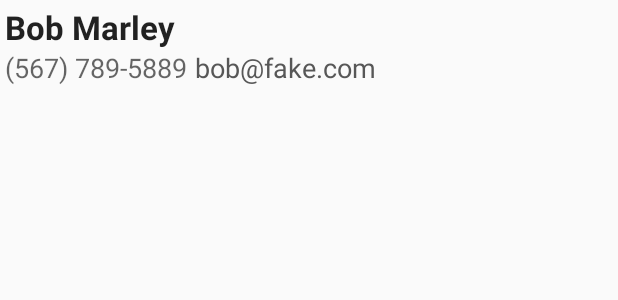
After one commit to olevitsky/friendsTime, an Android app: the layout adapter_contact_item.xml on its own in the app's theme, with its tools: preview values and no code run, on a phone screen of 412 x 824 dp. The commit adds this screen. Shown: the top 300 px of the screen. Run offline under Robolectric (Android 15) with nearby library versions, the phone set to English and light mode, and no system bars.

Commit message:
Added fetching from contact list (To do - add async fetching and progress bar)

```diff
--- /dev/null
+++ b/FriendsTime/app/src/main/res/layout/adapter_contact_item.xml
@@ -0,0 +1,39 @@
+<?xml version="1.0" encoding="utf-8"?>
+<RelativeLayout xmlns:android="http://schemas.android.com/apk/res/android"
+    android:layout_width="match_parent"
+    android:padding="3dp"
+    android:layout_height="match_parent" >
+
+    <TextView
+        android:id="@+id/tvContactName"
+        android:layout_width="wrap_content"
+        android:layout_height="wrap_content"
+        android:layout_alignParentLeft="true"
+        android:layout_alignParentTop="true"
+        android:text="Bob Marley"
+        android:textAppearance="?android:attr/textAppearanceLarge"
+        android:textStyle="bold" />
+
+    <TextView
+        android:id="@+id/tvContactPhone"
+        android:layout_width="wrap_content"
+        android:layout_height="wrap_content"
+        android:layout_alignParentLeft="true"
+        android:layout_below="@+id/tvContactName"
+        android:text="(567) 789-5889"
+        android:textAppearance="?android:attr/textAppearanceMedium" />
+
+    <TextView
+        android:id="@+id/tvContactEmail"
+        android:layout_width="wrap_content"
+        android:layout_height="wrap_content"
+        android:textColor="#575757"
+        android:layout_alignBaseline="@+id/tvContactPhone"
+        android:layout_alignBottom="@+id/tvContactPhone"
+        android:layout_alignParentRight="true"
+        android:layout_toRightOf="@+id/tvContactPhone"
+        android:paddingLeft="5dp"
+        android:text="bob@fake.com"
+        android:textAppearance="?android:attr/textAppearanceMedium" />
+
+</RelativeLayout>
```
Also changed, not shown: FriendsTime/app/src/main/AndroidManifest.xml (+44 -0 lines), FriendsTime/app/src/main/java/com/friendstime/apps/calex/activities/CreateEventActivity.java (+17 -10 lines), FriendsTime/app/src/main/java/com/friendstime/apps/calex/adapters/ContactsAdapter.java (added, +56 -0 lines), FriendsTime/app/src/main/java/com/friendstime/apps/calex/model/Contact.java (added, +28 -0 lines), FriendsTime/app/src/main/java/com/friendstime/apps/calex/model/ContactEmail.java (added, +14 -0 lines), FriendsTime/app/src/main/java/com/friendstime/apps/calex/model/ContactPhone.java (added, +14 -0 lines), FriendsTime/app/src/main/java/com/friendstime/apps/calex/utils/ContactFetcher.java (added, +115 -0 lines), FriendsTime/app/src/main/java/com/friendstime/apps/calex/YelpClientApp.java (line endings or trailing spaces).
